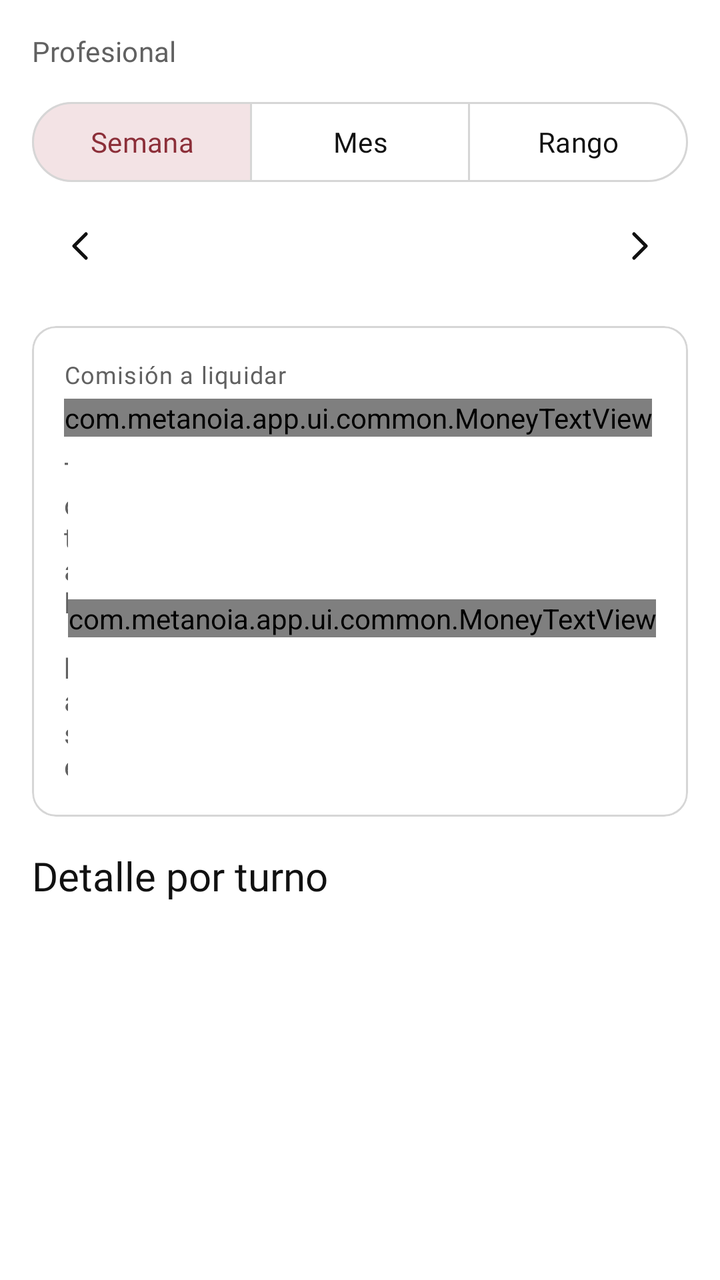
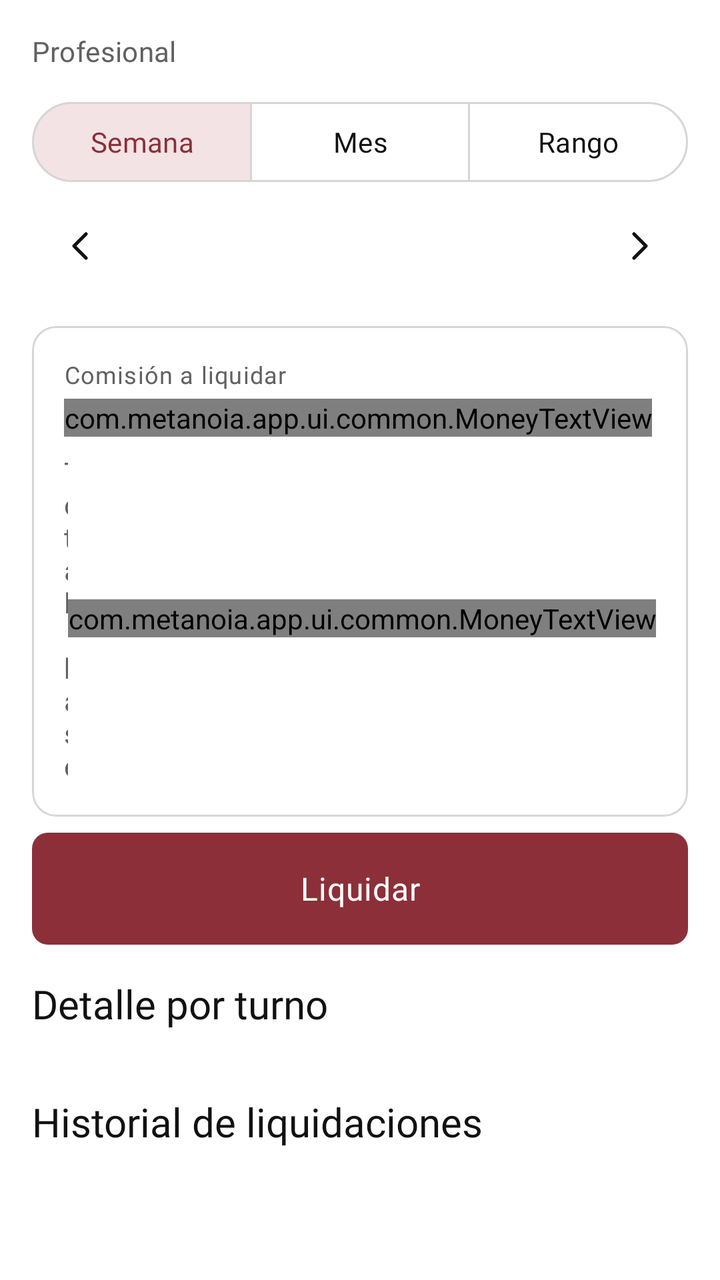

Two renders of the same Android screen: before a commit and after it. Below are the layout's source before the change and the commit's diff.
<!-- AndroidManifest.xml: application theme Theme.Metanoia -->
<!-- res/layout/fragment_commissions.xml -->
<?xml version="1.0" encoding="utf-8"?>
<androidx.core.widget.NestedScrollView xmlns:android="http://schemas.android.com/apk/res/android"
    xmlns:app="http://schemas.android.com/apk/res-auto"
    android:layout_width="match_parent"
    android:layout_height="match_parent"
    android:fillViewport="true">

    <LinearLayout
        android:layout_width="match_parent"
        android:layout_height="wrap_content"
        android:orientation="vertical"
        android:padding="@dimen/screen_margin">

        <TextView
            android:layout_width="wrap_content"
            android:layout_height="wrap_content"
            android:text="@string/commissions_professional_label"
            android:textAppearance="@style/TextAppearance.Metanoia.Label"
            android:textColor="?attr/colorOnSurfaceVariant" />

        <HorizontalScrollView
            android:layout_width="match_parent"
            android:layout_height="wrap_content"
            android:layout_marginTop="@dimen/space_xs"
            android:scrollbars="none">

            <com.google.android.material.chip.ChipGroup
                android:id="@+id/commissionsProfessionalGroup"
                android:layout_width="wrap_content"
                android:layout_height="wrap_content"
                app:selectionRequired="true"
                app:singleLine="true"
                app:singleSelection="true" />
        </HorizontalScrollView>

        <com.google.android.material.button.MaterialButtonToggleGroup
            android:id="@+id/commissionsPeriodModeGroup"
            android:layout_width="match_parent"
            android:layout_height="wrap_content"
            android:layout_marginTop="@dimen/space_s"
            app:checkedButton="@+id/btnCommissionsModeWeek"
            app:selectionRequired="true"
            app:singleSelection="true">

            <com.google.android.material.button.MaterialButton
                android:id="@+id/btnCommissionsModeWeek"
                style="@style/Widget.Material3.Button.OutlinedButton"
                android:layout_width="0dp"
                android:layout_height="wrap_content"
                android:layout_weight="1"
                android:minHeight="@dimen/touch_target_min"
                android:text="@string/commissions_period_week" />

            <com.google.android.material.button.MaterialButton
                android:id="@+id/btnCommissionsModeMonth"
                style="@style/Widget.Material3.Button.OutlinedButton"
                android:layout_width="0dp"
                android:layout_height="wrap_content"
                android:layout_weight="1"
                android:minHeight="@dimen/touch_target_min"
                android:text="@string/commissions_period_month" />

            <com.google.android.material.button.MaterialButton
                android:id="@+id/btnCommissionsModeRange"
                style="@style/Widget.Material3.Button.OutlinedButton"
                android:layout_width="0dp"
                android:layout_height="wrap_content"
                android:layout_weight="1"
                android:minHeight="@dimen/touch_target_min"
                android:text="@string/commissions_period_range" />
        </com.google.android.material.button.MaterialButtonToggleGroup>

        <LinearLayout
            android:id="@+id/commissionsNavBar"
            android:layout_width="match_parent"
            android:layout_height="wrap_content"
            android:layout_marginTop="@dimen/space_xs"
            android:gravity="center_vertical"
            android:orientation="horizontal">

            <ImageButton
                android:id="@+id/btnCommissionsPrevPeriod"
                android:layout_width="@dimen/touch_target_min"
                android:layout_height="@dimen/touch_target_min"
                android:background="?attr/selectableItemBackgroundBorderless"
                android:contentDescription="@string/commissions_prev_period"
                android:src="@drawable/ic_chevron_left"
                app:tint="?attr/colorOnSurface" />

            <TextView
                android:id="@+id/commissionsPeriodLabel"
                android:layout_width="0dp"
                android:layout_height="wrap_content"
                android:layout_weight="1"
                android:gravity="center"
                android:textAppearance="@style/TextAppearance.Metanoia.Subtitle"
                android:textColor="?attr/colorOnSurface" />

            <ImageButton
                android:id="@+id/btnCommissionsNextPeriod"
                android:layout_width="@dimen/touch_target_min"
                android:layout_height="@dimen/touch_target_min"
                android:background="?attr/selectableItemBackgroundBorderless"
                android:contentDescription="@string/commissions_next_period"
                android:src="@drawable/ic_chevron_right"
                app:tint="?attr/colorOnSurface" />
        </LinearLayout>

        <LinearLayout
            android:id="@+id/commissionsCustomRangeBar"
            android:layout_width="match_parent"
            android:layout_height="wrap_content"
            android:layout_marginTop="@dimen/space_xs"
            android:orientation="horizontal"
            android:visibility="gone">

            <com.google.android.material.button.MaterialButton
                android:id="@+id/btnCommissionsFromDate"
                style="@style/Widget.Metanoia.Button.Secondary"
                android:layout_width="0dp"
                android:layout_height="wrap_content"
                android:layout_weight="1" />

            <com.google.android.material.button.MaterialButton
                android:id="@+id/btnCommissionsToDate"
                style="@style/Widget.Metanoia.Button.Secondary"
                android:layout_width="0dp"
                android:layout_height="wrap_content"
                android:layout_marginStart="@dimen/space_s"
                android:layout_weight="1" />
        </LinearLayout>

        <com.google.android.material.card.MaterialCardView
            android:id="@+id/commissionsSummaryCard"
            android:layout_width="match_parent"
            android:layout_height="wrap_content"
            android:layout_marginTop="@dimen/space_m"
            app:cardBackgroundColor="?attr/colorSurface"
            app:cardCornerRadius="@dimen/radius_m"
            app:cardElevation="0dp"
            app:strokeColor="?attr/colorOutline"
            app:strokeWidth="@dimen/stroke_width">

            <LinearLayout
                android:layout_width="match_parent"
                android:layout_height="wrap_content"
                android:orientation="vertical"
                android:padding="@dimen/space_m">

                <TextView
                    android:layout_width="wrap_content"
                    android:layout_height="wrap_content"
                    android:text="@string/commissions_summary_commission_label"
                    android:textAppearance="@style/TextAppearance.Metanoia.Caption"
                    android:textColor="?attr/colorOnSurfaceVariant" />

                <com.metanoia.app.ui.common.MoneyTextView
                    android:id="@+id/commissionsTotalCommission"
                    android:layout_width="wrap_content"
                    android:layout_height="wrap_content"
                    android:layout_marginTop="@dimen/space_xs"
                    android:textAppearance="@style/TextAppearance.Metanoia.Display"
                    android:textColor="?attr/colorOnSurface" />

                <LinearLayout
                    android:layout_width="match_parent"
                    android:layout_height="wrap_content"
                    android:layout_marginTop="@dimen/space_s"
                    android:gravity="center_vertical"
                    android:orientation="horizontal">

                    <TextView
                        android:layout_width="0dp"
                        android:layout_height="wrap_content"
                        android:layout_weight="1"
                        android:text="@string/commissions_summary_base_label"
                        android:textAppearance="@style/TextAppearance.Metanoia.BodySmall"
                        android:textColor="?attr/colorOnSurfaceVariant" />

                    <com.metanoia.app.ui.common.MoneyTextView
                        android:id="@+id/commissionsTotalBase"
                        android:layout_width="wrap_content"
                        android:layout_height="wrap_content"
                        android:textColor="?attr/colorOnSurface" />
                </LinearLayout>

                <LinearLayout
                    android:id="@+id/commissionsPendingSummaryRow"
                    android:layout_width="match_parent"
                    android:layout_height="wrap_content"
                    android:layout_marginTop="@dimen/space_xs"
                    android:orientation="vertical"
                    android:visibility="gone">

                    <TextView
                        android:layout_width="wrap_content"
                        android:layout_height="wrap_content"
                        android:text="@string/commissions_summary_pending_label"
                        android:textAppearance="@style/TextAppearance.Metanoia.Caption"
                        android:textColor="?attr/colorOnSurfaceVariant" />

                    <TextView
                        android:id="@+id/commissionsPendingSummaryText"
                        android:layout_width="wrap_content"
                        android:layout_height="wrap_content"
                        android:textAppearance="@style/TextAppearance.Metanoia.BodySmall"
                        android:textColor="?attr/colorOnSurface" />
                </LinearLayout>
            </LinearLayout>
        </com.google.android.material.card.MaterialCardView>

        <TextView
            android:layout_width="wrap_content"
            android:layout_height="wrap_content"
            android:layout_marginTop="@dimen/space_m"
            android:text="@string/commissions_section_detail"
            android:textAppearance="@style/TextAppearance.Metanoia.Title"
            android:textColor="?attr/colorOnSurface" />

        <androidx.recyclerview.widget.RecyclerView
            android:id="@+id/commissionsDetailRecycler"
            android:layout_width="match_parent"
            android:layout_height="wrap_content"
            android:layout_marginTop="@dimen/space_s"
            android:nestedScrollingEnabled="false" />

        <com.metanoia.app.ui.common.EmptyStateView
            android:id="@+id/commissionsEmptyState"
            android:layout_width="match_parent"
            android:layout_height="wrap_content"
            android:layout_marginTop="@dimen/space_s"
            android:visibility="gone"
            app:emptyMessage="@string/commissions_empty" />
    </LinearLayout>
</androidx.core.widget.NestedScrollView>
<!-- resources referenced by this layout -->
<resources>
  <dimen name="radius_m">12dp</dimen>
  <dimen name="screen_margin">16dp</dimen>
  <dimen name="space_m">16dp</dimen>
  <dimen name="space_s">8dp</dimen>
  <dimen name="space_xs">4dp</dimen>
  <dimen name="stroke_width">1dp</dimen>
  <dimen name="touch_target_min">48dp</dimen>
  <string name="commissions_empty">No hay turnos cobrados ni ajustes pendientes para este período.</string>
  <string name="commissions_next_period">Período siguiente</string>
  <string name="commissions_period_month">Mes</string>
  <string name="commissions_period_range">Rango</string>
  <string name="commissions_period_week">Semana</string>
  <string name="commissions_prev_period">Período anterior</string>
  <string name="commissions_professional_label">Profesional</string>
  <string name="commissions_section_detail">Detalle por turno</string>
  <string name="commissions_summary_base_label">Total base</string>
  <string name="commissions_summary_commission_label">Comisión a liquidar</string>
  <string name="commissions_summary_pending_label">Pendiente de cobro (completados con saldo)</string>
  <style name="TextAppearance.Metanoia.BodySmall" parent="TextAppearance.Material3.BodyMedium">
          <item name="fontFamily">@font/inter_regular</item>
          <item name="android:fontFamily">@font/inter_regular</item>
          <item name="android:textSize">14sp</item>
      </style>
  <style name="TextAppearance.Metanoia.Caption" parent="TextAppearance.Material3.BodySmall">
          <item name="fontFamily">@font/inter_regular</item>
          <item name="android:fontFamily">@font/inter_regular</item>
          <item name="android:textSize">12sp</item>
      </style>
  <style name="TextAppearance.Metanoia.Label" parent="TextAppearance.Material3.LabelLarge">
          <item name="fontFamily">@font/inter_medium</item>
          <item name="android:fontFamily">@font/inter_medium</item>
          <item name="android:textSize">14sp</item>
      </style>
  <dimen name="button_secondary_height">48dp</dimen>
  <dimen name="radius_s">8dp</dimen>
  <color name="ink">#111111</color>
  <color name="white">#FFFFFF</color>
  <color name="accent_light">#8C2F39</color>
  <color name="on_accent_light">#FFFFFF</color>
  <color name="accent_container_light">#F3E3E5</color>
  <color name="gray50">#F5F5F5</color>
  <color name="gray200">#D6D6D6</color>
  <color name="gray100">#EBEBEB</color>
  <color name="gray600">#616161</color>
  <style name="TextAppearance.Metanoia.Body" parent="TextAppearance.Material3.BodyLarge">
          <item name="fontFamily">@font/inter_regular</item>
          <item name="android:fontFamily">@font/inter_regular</item>
          <item name="android:textSize">16sp</item>
      </style>
  <!-- unchanged entries left out for length: 8 -->
</resources>

<!-- the commit's change to res/layout/fragment_commissions.xml (unified diff, before → after) -->
@@ -209,6 +209,23 @@
             </LinearLayout>
         </com.google.android.material.card.MaterialCardView>
 
+        <com.metanoia.app.ui.common.AlertBanner
+            android:id="@+id/commissionsOverlapBanner"
+            android:layout_width="match_parent"
+            android:layout_height="wrap_content"
+            android:layout_marginTop="@dimen/space_s"
+            android:visibility="gone"
+            app:bannerMessage="@string/commissions_overlap_banner" />
+
+        <com.google.android.material.button.MaterialButton
+            android:id="@+id/btnSettleCommission"
+            style="@style/Widget.Metanoia.Button.Primary"
+            android:layout_width="match_parent"
+            android:layout_height="wrap_content"
+            android:layout_marginTop="@dimen/space_s"
+            android:enabled="false"
+            android:text="@string/commissions_settle_btn" />
+
         <TextView
             android:layout_width="wrap_content"
             android:layout_height="wrap_content"
@@ -231,5 +248,31 @@
             android:layout_marginTop="@dimen/space_s"
             android:visibility="gone"
             app:emptyMessage="@string/commissions_empty" />
+
+        <TextView
+            android:layout_width="wrap_content"
+            android:layout_height="wrap_content"
+            android:layout_marginTop="@dimen/space_l"
+            android:text="@string/commissions_section_history"
+            android:textAppearance="@style/TextAppearance.Metanoia.Title"
+            android:textColor="?attr/colorOnSurface" />
+
+        <androidx.recyclerview.widget.RecyclerView
+            android:id="@+id/commissionsHistoryRecycler"
+            android:layout_width="match_parent"
+            android:layout_height="wrap_content"
+            android:layout_marginTop="@dimen/space_s"
+            android:nestedScrollingEnabled="false" />
+
+        <TextView
+            android:id="@+id/commissionsHistoryEmpty"
+            android:layout_width="match_parent"
+            android:layout_height="wrap_content"
+            android:layout_marginTop="@dimen/space_xs"
+            android:layout_marginBottom="@dimen/space_l"
+            android:text="@string/commissions_history_empty"
+            android:textAppearance="@style/TextAppearance.Metanoia.BodySmall"
+            android:textColor="?attr/colorOnSurfaceVariant"
+            android:visibility="gone" />
     </LinearLayout>
 </androidx.core.widget.NestedScrollView>
<!-- resource entries referenced after the edit -->
@@ -2,19 +2,24 @@
 <resources>
   <dimen name="radius_m">12dp</dimen>
   <dimen name="screen_margin">16dp</dimen>
+  <dimen name="space_l">24dp</dimen>
   <dimen name="space_m">16dp</dimen>
   <dimen name="space_s">8dp</dimen>
   <dimen name="space_xs">4dp</dimen>
   <dimen name="stroke_width">1dp</dimen>
   <dimen name="touch_target_min">48dp</dimen>
   <string name="commissions_empty">No hay turnos cobrados ni ajustes pendientes para este período.</string>
+  <string name="commissions_history_empty">Todavía no hay liquidaciones registradas para este profesional.</string>
   <string name="commissions_next_period">Período siguiente</string>
+  <string name="commissions_overlap_banner">Este período ya fue liquidado o se solapa con una liquidación previa.</string>
   <string name="commissions_period_month">Mes</string>
   <string name="commissions_period_range">Rango</string>
   <string name="commissions_period_week">Semana</string>
   <string name="commissions_prev_period">Período anterior</string>
   <string name="commissions_professional_label">Profesional</string>
   <string name="commissions_section_detail">Detalle por turno</string>
+  <string name="commissions_section_history">Historial de liquidaciones</string>
+  <string name="commissions_settle_btn">Liquidar</string>
   <string name="commissions_summary_base_label">Total base</string>
   <string name="commissions_summary_commission_label">Comisión a liquidar</string>
   <string name="commissions_summary_pending_label">Pendiente de cobro (completados con saldo)</string>
@@ -33,6 +38,18 @@
           <item name="android:fontFamily">@font/inter_medium</item>
           <item name="android:textSize">14sp</item>
       </style>
+  <style name="Widget.Metanoia.Button.Primary" parent="Widget.Material3.Button">
+          <item name="backgroundTint">@color/accent</item>
+          <item name="android:textColor">@color/on_accent</item>
+          <item name="android:textAppearance">@style/TextAppearance.Metanoia.Button</item>
+          <item name="android:minHeight">@dimen/button_primary_height</item>
+          <item name="cornerRadius">@dimen/radius_s</item>
+          <item name="android:insetTop">0dp</item>
+          <item name="android:insetBottom">0dp</item>
+      </style>
+  <color name="accent">@color/accent_light</color>
+  <color name="on_accent">@color/on_accent_light</color>
+  <dimen name="button_primary_height">56dp</dimen>
   <dimen name="button_secondary_height">48dp</dimen>
   <dimen name="radius_s">8dp</dimen>
   <color name="ink">#111111</color>
